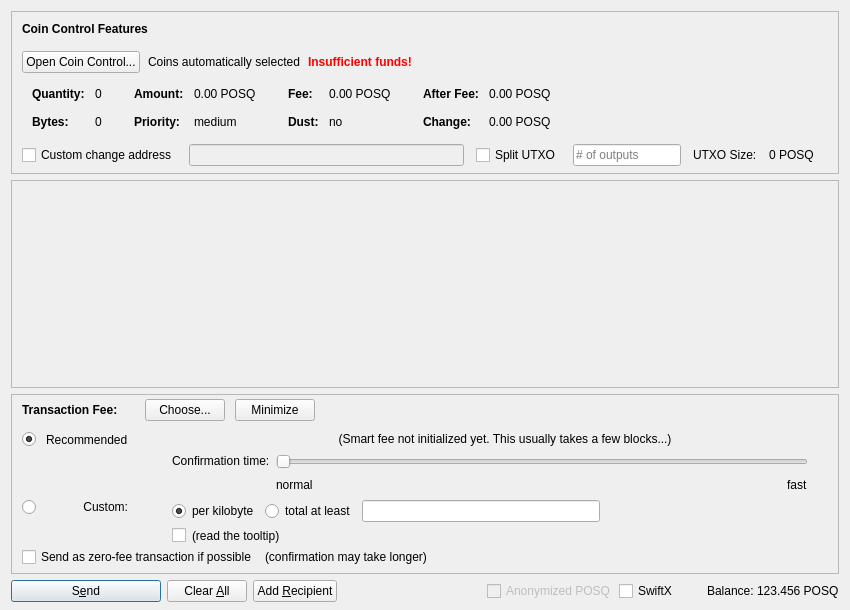
Above: src/qt/forms/sendcoinsdialog.ui from poseidondev/posq before the change. Below: the same form after it.
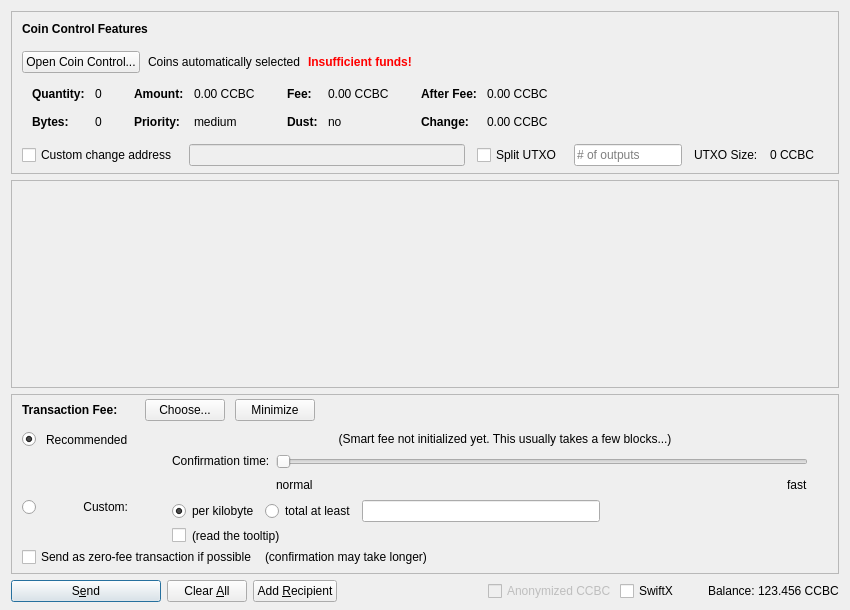
That is the form after the change. Icons and pictures are not drawn. Custom widgets are drawn as their Qt base class.

The edit to the form file:
```diff
--- a/src/qt/forms/sendcoinsdialog.ui
+++ b/src/qt/forms/sendcoinsdialog.ui
@@ -324,7 +324,7 @@
                   <enum>Qt::ActionsContextMenu</enum>
                  </property>
                  <property name="text">
-                  <string notr="true">0.00 POSQ</string>
+                  <string notr="true">0.00 CCBC</string>
                  </property>
                  <property name="textInteractionFlags">
                   <set>Qt::LinksAccessibleByMouse|Qt::TextSelectableByKeyboard|Qt::TextSelectableByMouse</set>
@@ -404,7 +404,7 @@
                   <enum>Qt::ActionsContextMenu</enum>
                  </property>
                  <property name="text">
-                  <string notr="true">0.00 POSQ</string>
+                  <string notr="true">0.00 CCBC</string>
                  </property>
                  <property name="textInteractionFlags">
                   <set>Qt::LinksAccessibleByMouse|Qt::TextSelectableByKeyboard|Qt::TextSelectableByMouse</set>
@@ -484,7 +484,7 @@
                   <enum>Qt::ActionsContextMenu</enum>
                  </property>
                  <property name="text">
-                  <string notr="true">0.00 POSQ</string>
+                  <string notr="true">0.00 CCBC</string>
                  </property>
                  <property name="textInteractionFlags">
                   <set>Qt::LinksAccessibleByMouse|Qt::TextSelectableByKeyboard|Qt::TextSelectableByMouse</set>
@@ -513,7 +513,7 @@
                   <enum>Qt::ActionsContextMenu</enum>
                  </property>
                  <property name="text">
-                  <string notr="true">0.00 POSQ</string>
+                  <string notr="true">0.00 CCBC</string>
                  </property>
                  <property name="textInteractionFlags">
                   <set>Qt::LinksAccessibleByMouse|Qt::TextSelectableByKeyboard|Qt::TextSelectableByMouse</set>
@@ -594,7 +594,7 @@
           <item>
            <widget class="QLabel" name="labelBlockSize">
             <property name="text">
-             <string>0 POSQ</string>
+             <string>0 CCBC</string>
             </property>
            </widget>
           </item>
@@ -1390,7 +1390,7 @@
           <bool>false</bool>
          </property>
          <property name="text">
-          <string>Anonymized POSQ</string>
+          <string>Anonymized CCBC</string>
          </property>
         </widget>
        </item>
@@ -1429,7 +1429,7 @@
           <cursorShape>IBeamCursor</cursorShape>
          </property>
          <property name="text">
-          <string notr="true">123.456 POSQ</string>
+          <string notr="true">123.456 CCBC</string>
          </property>
          <property name="textInteractionFlags">
           <set>Qt::LinksAccessibleByMouse|Qt::TextSelectableByKeyboard|Qt::TextSelectableByMouse</set>
```
Left out of the diff: 18 changed lines with no effect on the pictures.
